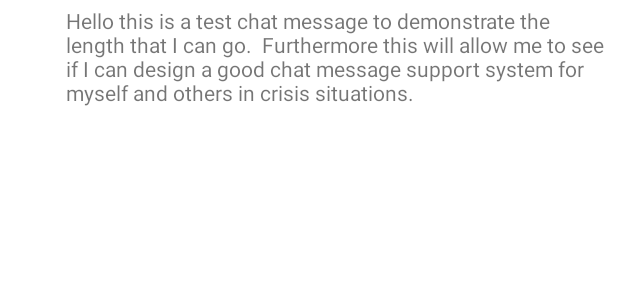
After one commit to Brxtreed/Android-Cyan, an Android app: the layout cell_user_chat.xml on its own in the app's theme, with its tools: preview values and no code run, on a phone screen of 412 x 824 dp. The commit adds this screen. Shown: the top 300 px of the screen. Run offline under Robolectric (Android 15) with nearby library versions, the phone set to English and light mode, and no system bars.

Commit message:
Added chat support ui

```diff
--- /dev/null
+++ b/app/src/main/java/domain/ChatMessageInfo.kt
@@ -0,0 +1,6 @@
+package domain
+
+class ChatMessageInfo {
+    var message: String? = null
+    var name: String? = null
+}
--- /dev/null
+++ b/app/src/main/res/layout/cell_user_chat.xml
@@ -0,0 +1,20 @@
+<?xml version="1.0" encoding="utf-8"?>
+<androidx.constraintlayout.widget.ConstraintLayout xmlns:android="http://schemas.android.com/apk/res/android"
+    xmlns:app="http://schemas.android.com/apk/res-auto"
+    xmlns:tools="http://schemas.android.com/tools"
+    android:layout_width="match_parent"
+    android:layout_height="wrap_content"
+    android:layout_marginStart="40dp">
+
+    <TextView
+        android:id="@+id/user_message_text"
+        android:layout_width="0dp"
+        android:layout_height="wrap_content"
+        android:layout_marginStart="4dp"
+        android:layout_marginTop="4dp"
+        android:layout_marginEnd="4dp"
+        app:layout_constraintEnd_toEndOf="parent"
+        app:layout_constraintStart_toStartOf="parent"
+        app:layout_constraintTop_toTopOf="parent"
+        tools:text="Hello this is a test chat message to demonstrate the length that I can go.  Furthermore this will allow me to see if I can design a good chat message support system for myself and others in crisis situations." />
+</androidx.constraintlayout.widget.ConstraintLayout>
```
Also changed, not shown: app/src/main/java/com/android/cyan/ChatViewFragment.kt (added, +59 -0 lines), app/src/main/res/layout/cell_guest_chat.xml (added, +20 -0 lines), app/src/main/res/layout/fragment_chat_view.xml (renamed from app/src/main/res/layout/chat_view.xml, +3 -4 lines), app/src/main/res/navigation/nav_graph.xml (+10 -1 lines).
